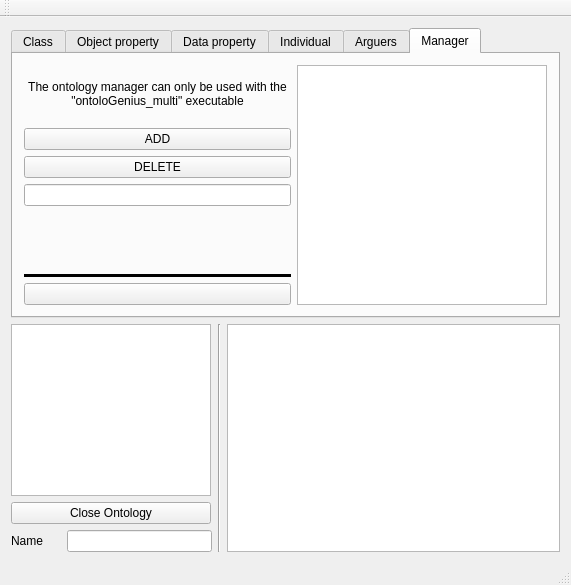
Qt form ui/ontologui.ui (sarthou/ontologenius) before a commit.
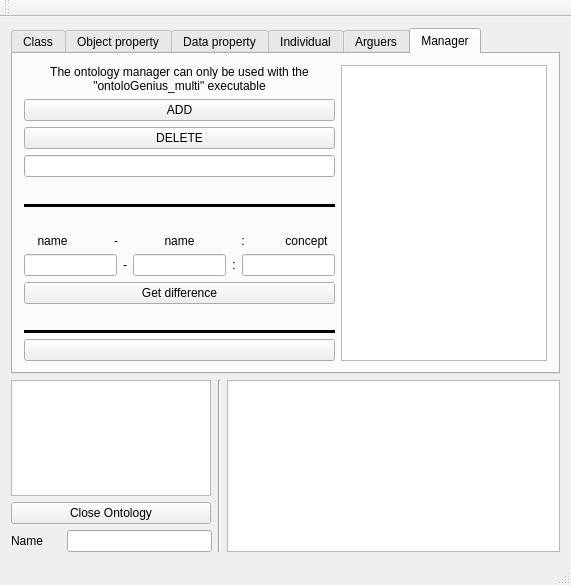
The same form after that commit. The open tabs and pages were chosen to show the change. Icons and pictures are not drawn. Custom widgets are drawn as their Qt base class.

Commit message: [ADD] get difference in ontoloGUI

```diff
--- a/ui/ontologui.ui
+++ b/ui/ontologui.ui
@@ -892,18 +892,6 @@
 
           <item >
            <widget class="QLabel" name="label_7">
-            <property name="sizePolicy">
-             <sizepolicy hsizetype="Preferred" vsizetype="Preferred">
-              <horstretch>0</horstretch>
-              <verstretch>0</verstretch>
-             </sizepolicy>
-            </property>
-            <property name="text">
-             <string> </string>
-            </property>
-            <property name="alignment">
-             <set>Qt::AlignCenter</set>
-            </property>
            </widget>
           </item>
 
@@ -921,6 +909,186 @@
             </widget>
            </item>
 
+           <item >
+            <widget class="QLabel" name="label_8">
+            </widget>
+           </item>
+
+           <item>
+             <layout class="QHBoxLayout" name="horizontalLayout_26">
+
+               <item >
+                <widget class="QLabel" name="label_10">
+                 <property name="sizePolicy">
+                  <sizepolicy hsizetype="Preferred" vsizetype="Preferred">
+                   <horstretch>0</horstretch>
+                   <verstretch>0</verstretch>
+                  </sizepolicy>
+                 </property>
+                 <property name="text">
+                  <string>name</string>
+                 </property>
+                 <property name="alignment">
+                  <set>Qt::AlignCenter</set>
+                 </property>
+                </widget>
+               </item>
+
+               <item >
+                <widget class="QLabel" name="label_11">
+                 <property name="sizePolicy">
+                  <sizepolicy hsizetype="Preferred" vsizetype="Preferred">
+                   <horstretch>0</horstretch>
+                   <verstretch>0</verstretch>
+                  </sizepolicy>
+                 </property>
+                 <property name="text">
+                  <string>-</string>
+                 </property>
+                 <property name="alignment">
+                  <set>Qt::AlignCenter</set>
+                 </property>
+                </widget>
+               </item>
+
+               <item >
+                <widget class="QLabel" name="label_12">
+                 <property name="sizePolicy">
+                  <sizepolicy hsizetype="Preferred" vsizetype="Preferred">
+                   <horstretch>0</horstretch>
+                   <verstretch>0</verstretch>
+                  </sizepolicy>
+                 </property>
+                 <property name="text">
+                  <string>name</string>
+                 </property>
+                 <property name="alignment">
+                  <set>Qt::AlignCenter</set>
+                 </property>
+                </widget>
+               </item>
+
+               <item >
+                <widget class="QLabel" name="label_13">
+                 <property name="sizePolicy">
+                  <sizepolicy hsizetype="Preferred" vsizetype="Preferred">
+                   <horstretch>0</horstretch>
+                   <verstretch>0</verstretch>
+                  </sizepolicy>
+                 </property>
+                 <property name="text">
+                  <string>:</string>
+                 </property>
+                 <property name="alignment">
+                  <set>Qt::AlignCenter</set>
+                 </property>
+                </widget>
+               </item>
+
+               <item >
+                <widget class="QLabel" name="label_14">
+                 <property name="sizePolicy">
+                  <sizepolicy hsizetype="Preferred" vsizetype="Preferred">
+                   <horstretch>0</horstretch>
+                   <verstretch>0</verstretch>
+                  </sizepolicy>
+                 </property>
+                 <property name="text">
+                  <string>concept</string>
+                 </property>
+                 <property name="alignment">
+                  <set>Qt::AlignCenter</set>
+                 </property>
+                </widget>
+               </item>
+
+             </layout>
+           </item>
+
+           <item>
+             <layout class="QHBoxLayout" name="horizontalLayout_27">
+               <item>
+                <widget class="QLineEdit" name="OntologyDiffName1">
+                 </widget>
+               </item>
+
+               <item >
+                <widget class="QLabel" name="label_15">
+                 <property name="sizePolicy">
+                  <sizepolicy hsizetype="Preferred" vsizetype="Preferred">
+                   <horstretch>0</horstretch>
+                   <verstretch>0</verstretch>
+                  </sizepolicy>
+                 </property>
+                 <property name="text">
+                  <string>-</string>
+                 </property>
+                 <property name="alignment">
+                  <set>Qt::AlignCenter</set>
+                 </property>
+                </widget>
+               </item>
+
+               <item>
+                <widget class="QLineEdit" name="OntologyDiffName2">
+                 </widget>
+               </item>
+
+               <item >
+                <widget class="QLabel" name="label_16">
+                 <property name="sizePolicy">
+                  <sizepolicy hsizetype="Preferred" vsizetype="Preferred">
+                   <horstretch>0</horstretch>
+                   <verstretch>0</verstretch>
+                  </sizepolicy>
+                 </property>
+                 <property name="text">
+                  <string>:</string>
+                 </property>
+                 <property name="alignment">
+                  <set>Qt::AlignCenter</set>
+                 </property>
+                </widget>
+               </item>
+
+               <item>
+                <widget class="QLineEdit" name="OntologyDiffConcept">
+                 </widget>
+               </item>
+             </layout>
+           </item>
+
+           <item>
+             <layout class="QHBoxLayout" name="horizontalLayout_28">
+              <item>
+               <widget class="QPushButtonExtended" name="DiffPushButton">
+                <property name="text">
+                 <string>Get difference</string>
+                </property>
+               </widget>
+              </item>
+             </layout>
+           </item>
+
+           <item >
+            <widget class="QLabel" name="label_9">
+            </widget>
+           </item>
+
+           <item>
+            <widget class="Line" name="line">
+             <property name="frameShadow">
+              <enum>QFrame::Plain</enum>
+             </property>
+             <property name="lineWidth">
+              <number>100</number>
+             </property>
+             <property name="orientation">
+              <enum>Qt::Horizontal</enum>
+             </property>
+            </widget>
+           </item>
+
           <item>
             <widget class="QPushButton" name="RefreshButton">
               <property name="geometry">
```
Left out of the diff: 6 changed lines with no effect on the pictures. The commit also changes 3 other files.
